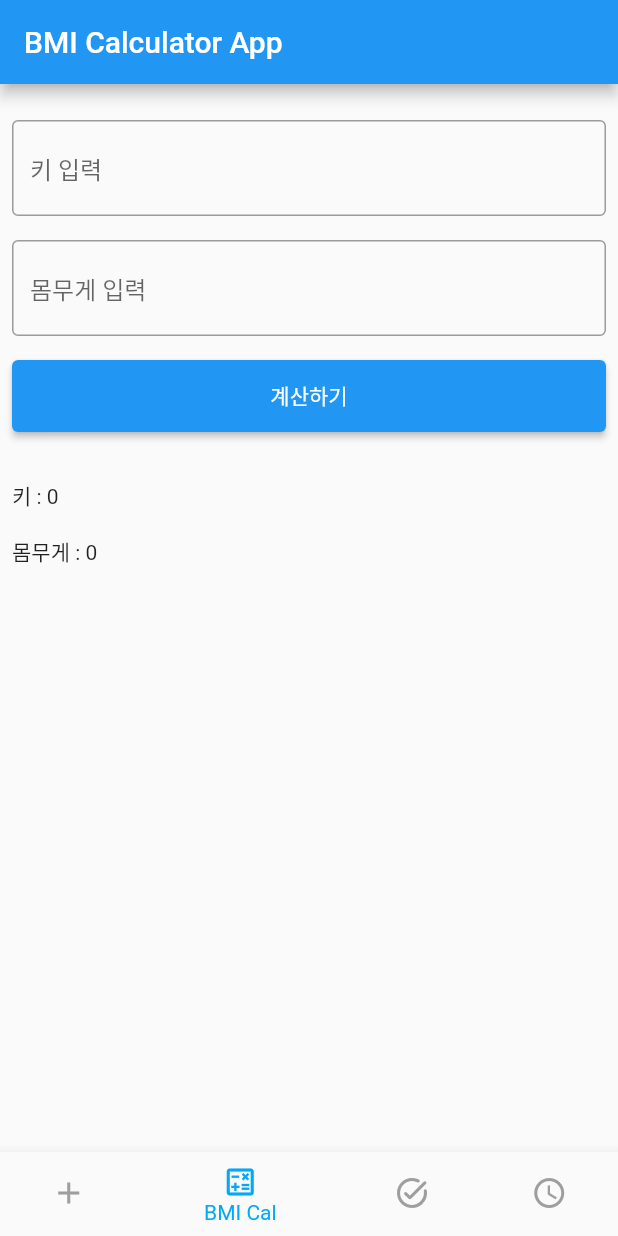
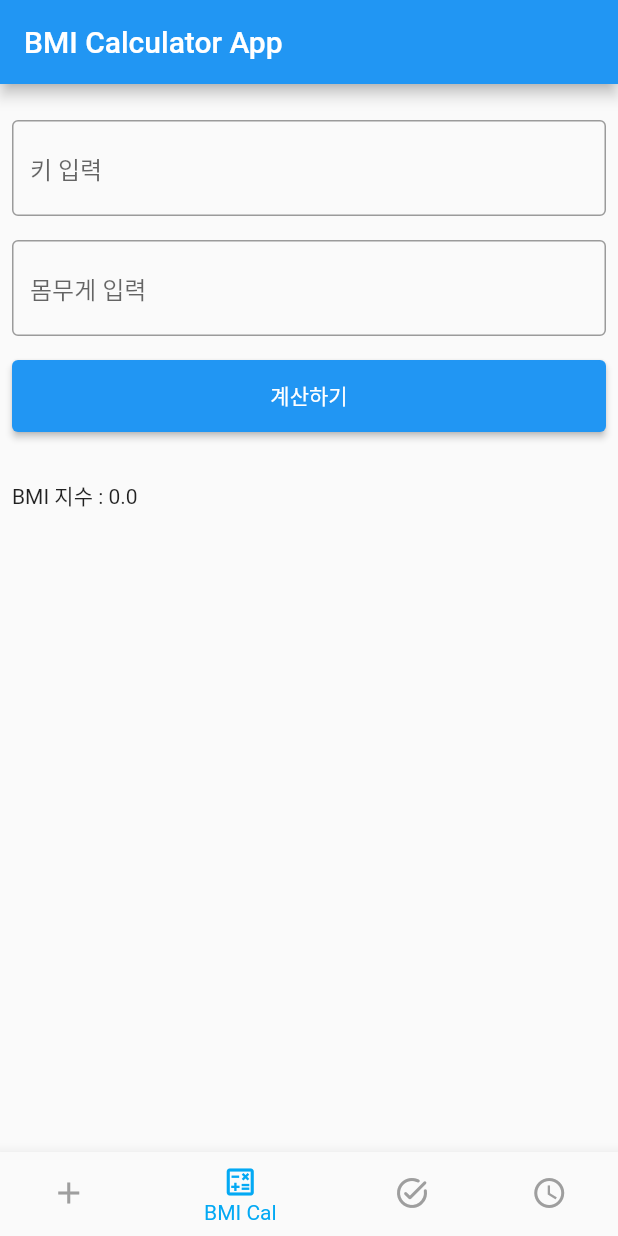
Before and after one commit to yangster-chief/songdo_flutter_study, a Flutter app: the screen it shows after launch, item 2 of the bottom bar chosen, on a phone screen of 412 x 824 dp. Run offline on Flutter 3.47's test engine with Material 2 defaults, Android fonts, the phone set to English and light mode, and no system bars.

Commit message:
calculate bmi

```diff
--- a/lib/page/bmi_calculator_page.dart
+++ b/lib/page/bmi_calculator_page.dart
@@ -19,8 +19,7 @@ class _BMICalculatorPageState extends State<BMICalculatorPage> {
 
   final _weightController = TextEditingController();
 
-  int _height = 0;
-  int _weight = 0;
+  double _bmi = 0;
 
   @override
   Widget build(BuildContext context) => Center(
@@ -52,18 +51,22 @@ class _BMICalculatorPageState extends State<BMICalculatorPage> {
                 ),
               ),
               const SizedBox(height: 32),
-              Text('키 : $_height'),
-              const SizedBox(height: 16),
-              Text('몸무게 : $_weight'),
+              Text('BMI 지수 : $_bmi'),
             ],
           ),
         ),
       );
 
   void _onPressed() {
+    _calculateBMI(
+      height: int.tryParse(_heightController.text) ?? 0,
+      weight: int.tryParse(_weightController.text) ?? 0,
+    );
+  }
+
+  void _calculateBMI({required int height, required int weight}) {
     setState(() {
-      _height = int.tryParse(_heightController.text) ?? 0;
-      _weight = int.tryParse(_weightController.text) ?? 0;
+      _bmi = weight / ((height / 100) * (height / 100));
     });
   }
 }
```
